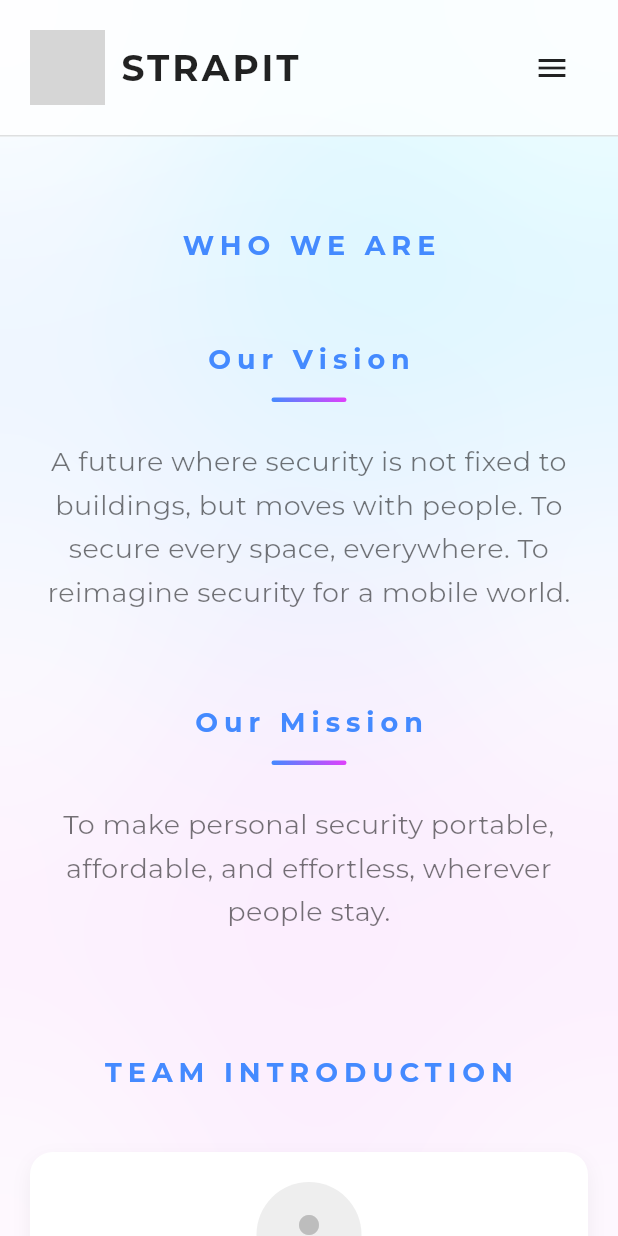
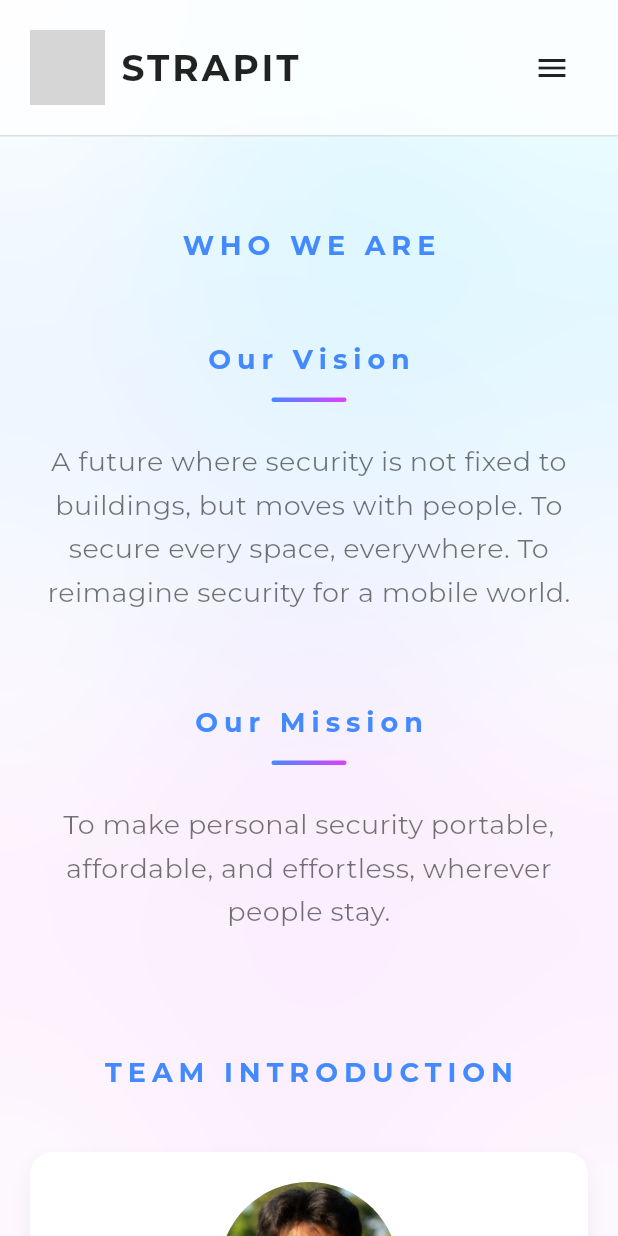
Before and after one commit to Summerflake/StrapIt, a Flutter app: the AboutUsPage screen opened directly, on a phone screen of 412 x 824 dp. Run offline on Flutter 3.47's test engine with Material 3 defaults, Android fonts, the phone set to English and light mode, and no system bars; our stand-ins replace flutter_svg, google_fonts; missing offline and left inert: model_viewer_plus; grey boxes are pictures that could not be loaded.

Commit message:
new update

```diff
--- a/lib/about_us.dart
+++ b/lib/about_us.dart
@@ -114,7 +114,7 @@ class _AboutUsPageState extends State<AboutUsPage> {
 
                 const SizedBox(height: 80),
 
-                // 2. TEAM INTRODUCTION (Previously #3)
+                // 2. TEAM INTRODUCTION
                 Padding(
                   padding: EdgeInsets.symmetric(horizontal: horizontalPadding),
                   child: Column(
@@ -126,12 +126,42 @@ class _AboutUsPageState extends State<AboutUsPage> {
                         runSpacing: spacing,
                         alignment: WrapAlignment.center,
                         children: [
-                          TeamMemberCard(width: cardWidth, name: "XinYu", role: "Project Manager & DS Lead", description: "Owns delivery governance and Machine-Learning training."),
-                          TeamMemberCard(width: cardWidth, name: "Jiachuan", role: "R&D Lead", description: "Curates regional food datasets and aligns features with nutrition evidence."),
-                          TeamMemberCard(width: cardWidth, name: "ChengAo", role: "Application Development", description: "In charge of UI/UX and API integration."),
-                          TeamMemberCard(width: cardWidth, name: "XiaoYu", role: "Community Manager", description: "Runs user analytics, A/B testing, and UAT prior to CI/CD releases."),
-                          TeamMemberCard(width: cardWidth, name: "BangYan", role: "Marketing", description: "Leads go-to-market strategy and monetization."),
-                          TeamMemberCard(width: cardWidth, name: "You!", role: "Future Partner", description: "We look forward for you to join us!"),
+                          TeamMemberCard(
+                            width: cardWidth,
+                            imagePath: 'assets/image/xinyu.jpg',
+                            name: "Xin Yu",
+                            role: "Project Manager & Strategy Lead",
+                          ),
+                          TeamMemberCard(
+                            width: cardWidth,
+                            imagePath: 'assets/image/chengao.jpg',
+                            name: "Cheng Ao",
+                            role: "Marketing Lead",
+                          ),
+                          TeamMemberCard(
+                            width: cardWidth,
+                            imagePath: 'assets/image/zhengyue.jpg',
+                            name: "Zhengyue",
+                            role: "Chief Commercial Officer",
+                          ),
+                          TeamMemberCard(
+                            width: cardWidth,
+                            imagePath: 'assets/image/lexin.jpg',
+                            name: "Le Xin",
+                            role: "Chief Performance Officer",
+                          ),
+                          TeamMemberCard(
+                            width: cardWidth,
+                            imagePath: 'assets/image/haina.jpg',
+                            name: "Haina",
+                            role: "Chief Growth & Intelligence Officer",
+                          ),
+                          TeamMemberCard(
+                            width: cardWidth,
+                            // Missing imagePath means it defaults to the generic person icon
+                            name: "You!",
+                            role: "Future Partner",
+                          ),
                         ],
                       ),
                     ],
@@ -140,7 +170,7 @@ class _AboutUsPageState extends State<AboutUsPage> {
 
                 const SizedBox(height: 80),
 
-                // 3. THE PROBLEM (Previously #4)
+                // 3. THE PROBLEM
                 Container(
                   width: double.infinity,
                   padding: EdgeInsets.symmetric(
@@ -188,7 +218,6 @@ class _AboutUsPageState extends State<AboutUsPage> {
                               targetString: "130%",
                               label: "Population Coverage\nof Reports"
                             ),
-                            // 'Rising' doesn't have a number, so we handle it as simple text
                             RollingStatItem(
                               isVisible: _statsVisible,
                               targetString: "Rising",
@@ -203,7 +232,7 @@ class _AboutUsPageState extends State<AboutUsPage> {
 
                 const SizedBox(height: 80),
 
-                // 4. TARGET AUDIENCE (Previously #5)
+                // 4. TARGET AUDIENCE
                 Stack(
                   children: [
                     Container(
@@ -529,34 +558,48 @@ class _SpinningDigitState extends State<_SpinningDigit> with SingleTickerProvide
   }
 }
 
-class TeamMemberCard extends StatelessWidget {
+class TeamMemberCard extends StatefulWidget {
   final String name;
   final String role;
-  final String description;
   final double width;
+  final String? imagePath;
 
   const TeamMemberCard({
     super.key,
     required this.name,
     required this.role,
-    required this.description,
     required this.width,
+    this.imagePath,
   });
 
   @override
+  State<TeamMemberCard> createState() => _TeamMemberCardState();
+}
+
+class _TeamMemberCardState extends State<TeamMemberCard> {
+  bool _isHovered = false;
+
+  @override
   Widget build(BuildContext context) {
-    return Container(
-      width: width,
-      height: 340,
+    return MouseRegion(
+      onEnter: (_) => setState(() => _isHovered = true),
+      onExit: (_) => setState(() => _isHovered = false),
+      child: AnimatedContainer(
+        duration: const Duration(milliseconds: 200),
+        curve: Curves.easeInOut,
+        width: widget.width,
+        height: 240, // Reduced from 340 to better fit the layout without the description
         padding: const EdgeInsets.all(20),
+        transform: Matrix4.identity()..scale(_isHovered ? 1.05 : 1.0),
+        transformAlignment: Alignment.center,
         decoration: BoxDecoration(
           color: Colors.white,
           borderRadius: BorderRadius.circular(15),
           boxShadow: [
             BoxShadow(
-              color: Colors.black.withOpacity(0.05),
-              blurRadius: 10,
-              offset: const Offset(0, 5))
+                color: Colors.black.withOpacity(_isHovered ? 0.15 : 0.05),
+                blurRadius: _isHovered ? 20 : 10,
+                offset: Offset(0, _isHovered ? 10 : 5))
           ],
         ),
         child: Column(
@@ -564,19 +607,21 @@ class TeamMemberCard extends StatelessWidget {
           children: [
             CircleAvatar(
               backgroundColor: Colors.grey[200],
-              radius: 35,
-              child: Icon(Icons.person, color: Colors.grey[400], size: 40)),
+              radius: 60,
+              // If an imagePath is provided, use it. Otherwise, fallback to the Icon.
+              backgroundImage: widget.imagePath != null ? AssetImage(widget.imagePath!) : null,
+              child: widget.imagePath == null
+                  ? Icon(Icons.person, color: Colors.grey[400], size: 40)
+                  : null,
+            ),
             const SizedBox(height: 20),
-          Text(name, style: const TextStyle(fontWeight: FontWeight.bold, fontSize: 18)),
+            Text(widget.name, style: const TextStyle(fontWeight: FontWeight.bold, fontSize: 18)),
             const SizedBox(height: 8),
-          Text(role,
+            Text(widget.role,
                 textAlign: TextAlign.center,
                 style: const TextStyle(fontSize: 14, color: Colors.blueAccent, fontWeight: FontWeight.w600)),
-          const SizedBox(height: 12),
-          Text(description,
-              textAlign: TextAlign.center,
-              style: const TextStyle(fontSize: 13, color: Colors.grey, height: 1.5)),
           ],
+        ),
       ),
     );
   }
--- a/pubspec.yaml
+++ b/pubspec.yaml
@@ -37,6 +37,7 @@ dependencies:
   google_fonts: ^6.1.0
   flutter_svg: ^2.2.3
   intl: ^0.20.2
+  model_viewer_plus: ^1.9.3
 
 dev_dependencies:
   flutter_test:
@@ -61,6 +62,7 @@ flutter:
   uses-material-design: true
   assets:
     - assets/image/
+    - assets/models/
 
   # To add assets to your application, add an assets section, like this:
   # assets:
```
Also changed, not shown: lib/home_page.dart (+24 -12 lines), assets/image/chengao.jpg (added), assets/image/haina.jpg (added), assets/image/lexin.jpg (added), assets/image/xinyu.jpg (added), assets/image/zhengyue.jpg (added), pubspec.lock, 7 other files. Lines whose indentation alone changed are shown as unchanged.
